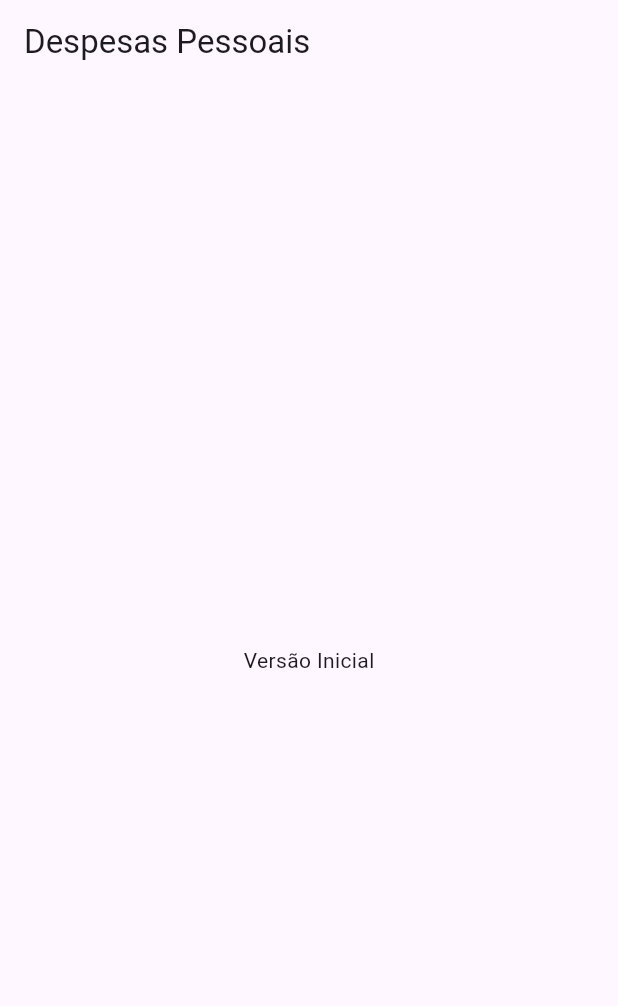
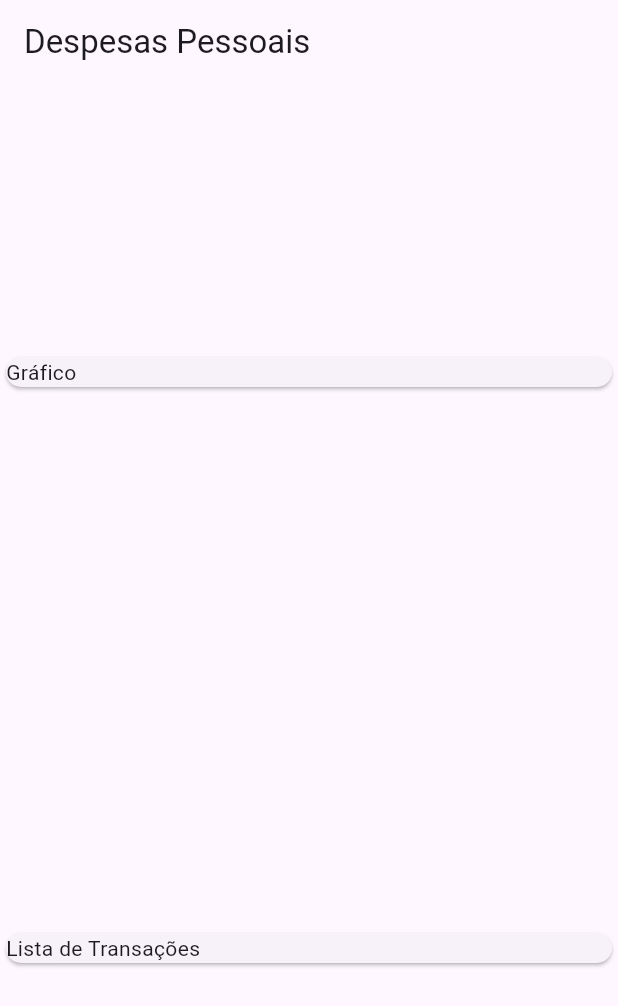
Before and after one commit to oJaciel/Expenses-App, a Flutter app: the screen it shows after launch, on a phone screen of 412 x 824 dp. Shown: the top 1006 px of the screen. Run offline on Flutter 3.47's test engine with Material 3 defaults, Android fonts, the phone set to English and light mode, and no system bars.

Commit message:
Estrutura Base da Tela

```diff
--- a/lib/main.dart
+++ b/lib/main.dart
@@ -24,8 +24,20 @@ class MyHomePage extends StatelessWidget {
       appBar: AppBar(
         title: Text('Despesas Pessoais'),
       ),
-      body: Center(
-        child: Text('Versão Inicial'),
+      body: Column(
+        mainAxisAlignment: MainAxisAlignment.spaceAround,
+        crossAxisAlignment: CrossAxisAlignment.stretch,
+        children: [
+          Container(
+            width: double.infinity,
+            child: Card(
+              child: Text('Gráfico'),
+            ),
+          ),
+          Card(
+            child: Text('Lista de Transações'),
+          )
+        ],
       ),
     );
   }
```
